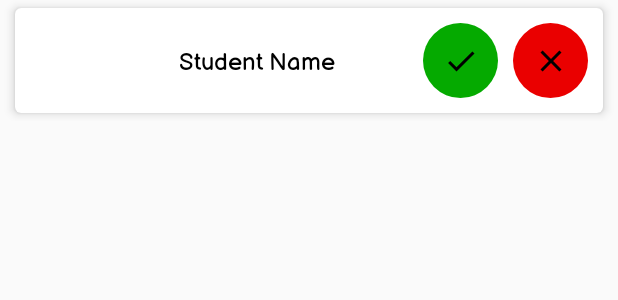
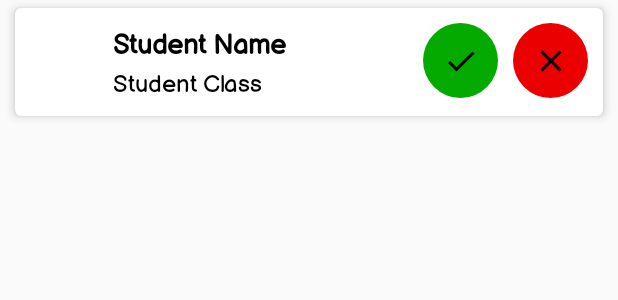
Before and after one commit to rajanvishwa10/Classes-Application, an Android app: the layout studentattendance.xml on its own in the app's theme, with its tools: preview values and no code run, on a phone screen of 412 x 824 dp. Shown: the top 300 px of the screen. Run offline under Robolectric (Android 15) with nearby library versions, the phone set to English and light mode, and no system bars.

Commit message:
Second commit

```diff
--- a/app/src/main/res/layout/studentattendance.xml
+++ b/app/src/main/res/layout/studentattendance.xml
@@ -24,6 +24,7 @@
             android:layout_height="match_parent">
 
             <LinearLayout
+                android:id="@+id/linear"
                 android:layout_width="wrap_content"
                 android:layout_height="wrap_content"
                 android:layout_alignParentStart="true"
@@ -40,18 +41,49 @@
                     android:layout_height="50dp"
                     android:src="@drawable/student" />
 
+                <LinearLayout
+                    android:layout_width="wrap_content"
+                    android:layout_height="wrap_content"
+                    android:orientation="vertical">
+
                     <TextView
                         android:id="@+id/studentName"
                         android:layout_width="match_parent"
-                    android:layout_height="match_parent"
-                    android:gravity="center"
+                        android:layout_height="wrap_content"
+                        android:fontFamily="@font/fonttype"
                         android:paddingHorizontal="10dp"
                         android:text="Student Name"
                         android:textColor="@android:color/black"
+                        android:textSize="18sp"
+                        android:textStyle="bold" />
+
+                    <TextView
+                        android:id="@+id/studentClass"
+                        android:layout_width="match_parent"
+                        android:layout_height="wrap_content"
+                        android:paddingHorizontal="10dp"
+                        android:text="Student Class"
+                        android:textColor="@android:color/black"
                         android:textSize="16sp" />
+                </LinearLayout>
 
 
             </LinearLayout>
+
+            <TextView
+                android:id="@+id/presentText"
+                android:layout_width="wrap_content"
+                android:layout_height="wrap_content"
+                android:layout_alignBottom="@+id/linear"
+                android:layout_alignParentTop="true"
+                android:layout_alignParentEnd="true"
+                android:layout_marginEnd="10dp"
+                android:elevation="4dp"
+                android:gravity="center"
+                android:text="Present"
+                android:textColor="@android:color/black"
+                android:textSize="16sp"
+                android:visibility="gone" />
 
             <ImageButton
                 android:id="@+id/present"
@@ -63,15 +95,16 @@
                 android:background="@drawable/greenbuttonround"
                 android:padding="10dp"
                 android:src="@drawable/ic_baseline_done_24" />
+
             <ImageButton
                 android:id="@+id/absent"
                 android:layout_width="50dp"
                 android:layout_height="50dp"
-                android:padding="10dp"
                 android:layout_alignParentEnd="true"
                 android:layout_marginVertical="10dp"
                 android:layout_marginEnd="10dp"
                 android:background="@drawable/redbuttonround"
+                android:padding="10dp"
                 android:src="@drawable/ic_baseline_close_24" />
         </RelativeLayout>
 
--- a/app/src/main/res/values/styles.xml
+++ b/app/src/main/res/values/styles.xml
@@ -14,6 +14,10 @@
         <item name="windowNoTitle">true</item>
     </style>
 
+    <style name="fontTheme" parent="Theme.AppCompat.Light.NoActionBar">
+        <item name="android:fontFamily">@font/fonttype</item>
+    </style>
+
     <style name="AppTheme.AppBarOverlay" parent="ThemeOverlay.AppCompat.Dark.ActionBar" />
 
     <style name="AppTheme.PopupOverlay" parent="ThemeOverlay.AppCompat.Light" />
```
Also changed, not shown: app/src/main/AndroidManifest.xml (+12 -12 lines), app/src/main/java/com/example/classesapplication/AttendanceAdapter.java (+14 -3 lines). Lines whose indentation alone changed are shown as unchanged.
